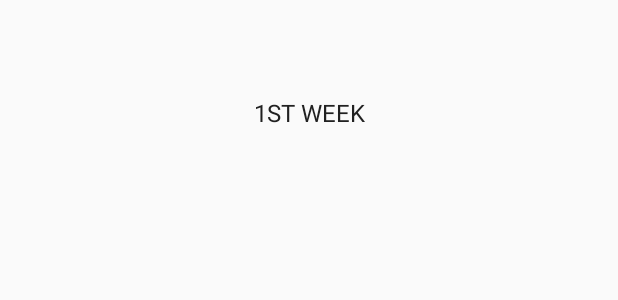
After one commit to m0er/fika-todo, an Android app: the layout item_month.xml on its own in the app's theme, with its tools: preview values and no code run, on a phone screen of 412 x 824 dp. The commit adds this screen. Shown: the top 300 px of the screen. Run offline under Robolectric (Android 15) with nearby library versions, the phone set to English and light mode, and no system bars.

Commit message:
특정 월의 주차 그리드로 표시.

```diff
--- a/app/src/main/java/todo/fika/fikatodo/FikaLauncherActivity.java
+++ b/app/src/main/java/todo/fika/fikatodo/FikaLauncherActivity.java
@@ -1,7 +1,6 @@
 package todo.fika.fikatodo;
 
 import android.annotation.SuppressLint;
-import android.os.Bundle;
 import android.os.Handler;
 import android.support.v7.app.ActionBar;
 import android.support.v7.app.AppCompatActivity;
@@ -11,6 +10,8 @@ import org.androidannotations.annotations.AfterViews;
 import org.androidannotations.annotations.EActivity;
 import org.androidannotations.annotations.UiThread;
 import org.androidannotations.annotations.ViewById;
+
+import todo.fika.fikatodo.month.FikaMonthActivity_;
 
 @EActivity(R.layout.activity_fika_launcher)
 public class FikaLauncherActivity extends AppCompatActivity {
@@ -29,8 +30,6 @@ public class FikaLauncherActivity extends AppCompatActivity {
         @SuppressLint("InlinedApi")
         @Override
         public void run() {
-            // Delayed removal of status and navigation bar
-
             // Note that some of these constants are new as of API 16 (Jelly Bean)
             // and API 19 (KitKat). It is safe to use them, as they are inlined
             // at compile-time and do nothing on earlier devices.
--- /dev/null
+++ b/app/src/main/res/layout/item_month.xml
@@ -0,0 +1,15 @@
+<?xml version="1.0" encoding="utf-8"?>
+<RelativeLayout xmlns:android="http://schemas.android.com/apk/res/android"
+    xmlns:tools="http://schemas.android.com/tools"
+    android:layout_width="match_parent"
+    android:layout_height="match_parent">
+
+    <TextView
+        android:id="@+id/monthTitle"
+        android:layout_width="match_parent"
+        android:layout_height="150dp"
+        android:gravity="center"
+        style="@style/Base.TextAppearance.AppCompat.Menu"
+        tools:text="1ST WEEK"/>
+
+</RelativeLayout>
--- a/app/src/main/res/values/colors.xml
+++ b/app/src/main/res/values/colors.xml
@@ -2,7 +2,19 @@
 <resources>
     <color name="colorPrimary">#795548</color>
     <color name="colorPrimaryDark">#5D4037</color>
-    <color name="colorAccent">#C5E1A5</color>
+    <color name="colorAccent">#FF9800</color>
+    <color name="lightColorPrimary">#D7CCC8</color>
+    <color name="colorDivider">#B6B6B6</color>
+    <color name="colorTextPrimary">#212121</color>
+    <color name="colorTextSecondary">#727272</color>
+    <color name="colorTextIcon">#FFFFFF</color>
+    <color name="black_overlay">#66000000</color>
 
-    <color name="black_overlay">#66000000</color>
+    <color name="color1stWeekBackground">#039BE5</color>
+    <color name="color2ndWeekBackground">#FB8C00</color>
+    <color name="color3rdWeekBackground">#00ACC1</color>
+    <color name="color4thWeekBackground">#C0CA33</color>
+    <color name="color5thWeekBackground">#5E35B1</color>
+    <color name="color6thWeekBackground">#F4511E</color>
+    <color name="color7thWeekBackground">#FDD835</color>
 </resources>
--- a/app/src/main/res/values/strings.xml
+++ b/app/src/main/res/values/strings.xml
@@ -2,7 +2,7 @@
     <string name="app_name">Fika Todo</string>
     <string name="title_activity_launcher">LauncherActivity</string>
 
-    <string name="title_activity_fika_launcher">FikaLauncherActivity</string>
+    <string name="title_activity_fika_launcher">Fika Todo</string>
     <string name="dummy_button">Dummy Button</string>
     <string name="dummy_content">DUMMY\nCONTENT</string>
 </resources>
--- a/app/src/main/res/values/styles.xml
+++ b/app/src/main/res/values/styles.xml
@@ -6,6 +6,8 @@
         <item name="colorPrimary">@color/colorPrimary</item>
         <item name="colorPrimaryDark">@color/colorPrimaryDark</item>
         <item name="colorAccent">@color/colorAccent</item>
+        <item name="android:textColorPrimary">@color/colorTextPrimary</item>
+        <item name="android:textColorSecondary">@color/colorTextSecondary</item>
     </style>
 
     <style name="AppTheme.NoActionBar">
```
Also changed, not shown: app/src/main/AndroidManifest.xml (+7 -6 lines), app/src/main/java/todo/fika/fikatodo/FikaMonthActivity.java (deleted, +0 -15 lines), app/src/main/java/todo/fika/fikatodo/month/FikaMonthActivity.java (added, +42 -0 lines), app/src/main/java/todo/fika/fikatodo/month/FikaMonthAdapter.java (added, +80 -0 lines), app/src/main/java/todo/fika/fikatodo/util/DateUtils.java (+22 -0 lines), app/src/main/java/todo/fika/fikatodo/util/ViewUtils.java (added, +14 -0 lines), app/src/main/java/todo/fika/fikatodo/view/decoration/GridSpaceItemDecoration.java (added, +42 -0 lines), app/src/main/java/todo/fika/fikatodo/view/decoration/SpaceItemDecoration.java (added, +29 -0 lines), app/src/main/res/layout/activity_fika_month.xml (+21 -1 lines).
